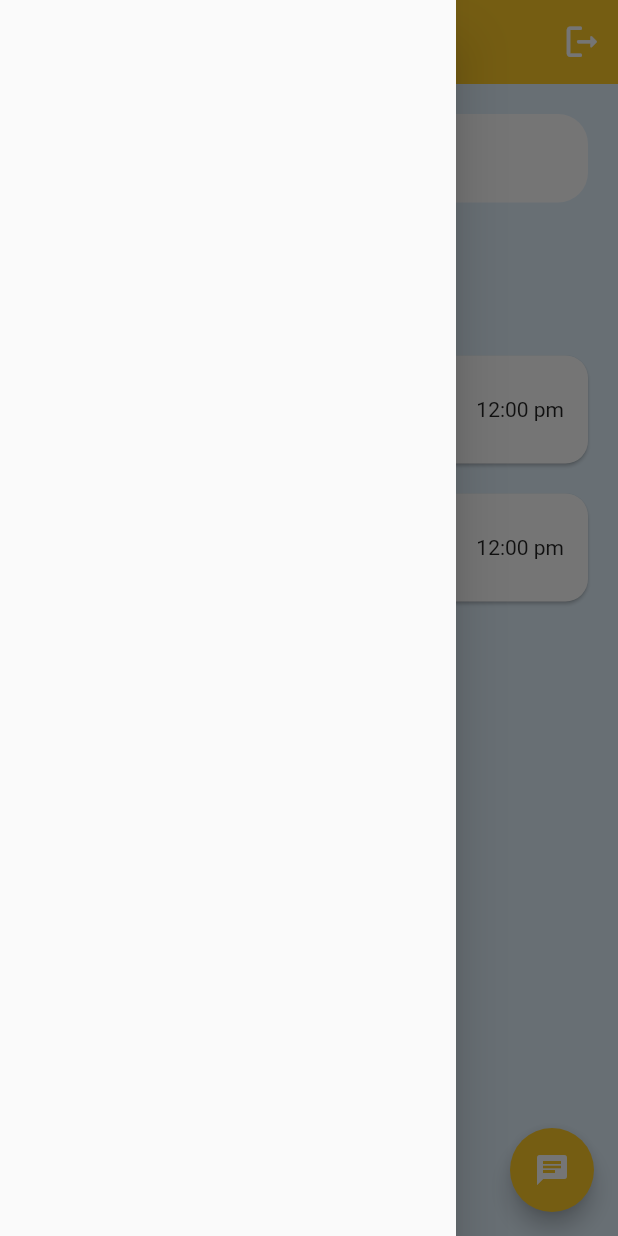
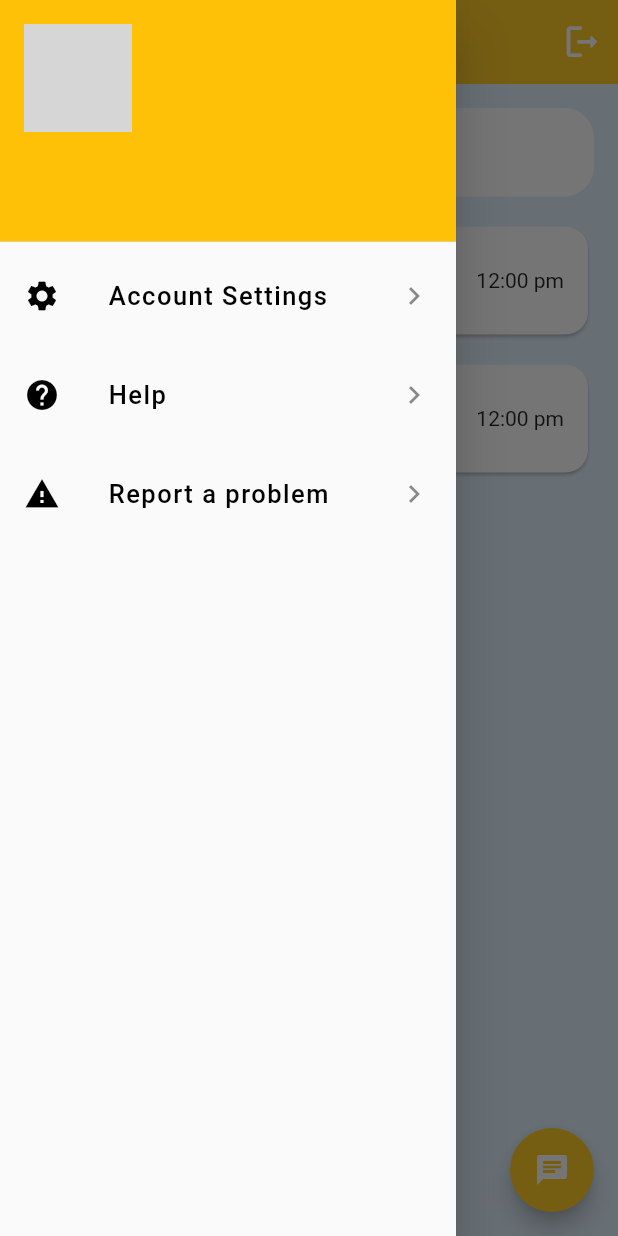
Before and after one commit to Rista10/Hello, a Flutter app: the Home screen opened directly with empty values, with the side drawer open, on a phone screen of 412 x 824 dp. Run offline on Flutter 3.47's test engine with Material 2 defaults, Android fonts, the phone set to English and light mode, and no system bars; our stand-ins replace cloud_firestore, firebase_auth, firebase_core; accounts and stored records are empty; network calls fail; grey boxes are pictures that could not be loaded.

Commit message:
navbar added

```diff
--- a/lib/main.dart
+++ b/lib/main.dart
@@ -5,8 +5,10 @@ import 'package:chat_app/screens/home.dart';
 import 'package:firebase_core/firebase_core.dart';
 import 'package:flutter/material.dart';
 import 'package:firebase_auth/firebase_auth.dart';
+import 'package:uuid/uuid.dart';
 import 'screens/login.dart';
 
+var uuid = Uuid();
 Future<void> main() async {
   WidgetsFlutterBinding.ensureInitialized();
   await Firebase.initializeApp();
@@ -15,9 +17,8 @@ Future<void> main() async {
   if (user != null) {
     UserModel? thisUserModel = await fireBaseHelper.getUserModelById(user.uid);
     runApp(MaterialApp(
-      debugShowCheckedModeBanner: false,
-      home: HelloLoggedIn(userModel: thisUserModel, firebaseUser: user)
-    ));
+        debugShowCheckedModeBanner: false,
+        home: HelloLoggedIn(userModel: thisUserModel, firebaseUser: user)));
   } else {
     runApp(MaterialApp(
       debugShowCheckedModeBanner: false,
--- a/lib/screens/home.dart
+++ b/lib/screens/home.dart
@@ -1,6 +1,7 @@
 import 'package:chat_app/authentication/authentication.dart';
 import 'package:chat_app/models/userModel.dart';
 import 'package:chat_app/screens/login.dart';
+import 'package:chat_app/screens/navBar.dart';
 import 'package:chat_app/widgets/card_widget.dart';
 import 'package:chat_app/widgets/textField.dart';
 import 'package:flutter/material.dart';
@@ -49,12 +50,12 @@ class _HomeState extends State<Home> {
               ))
         ],
       ),
-      drawer: Drawer(),
+      drawer: NavBar(userModel: widget.userModel!, user: widget.firebaseUser!),
       body: Column(
         children: [
           Padding(
-            padding: EdgeInsets.all(20),
-            child: SearchTextField(
+            padding: EdgeInsets.fromLTRB(16, 16, 16, 10),
+            child: SearchTextField(userModel: widget.userModel!,firebaseUser: widget.firebaseUser!,
                 text: 'Search messages', searchController: searchController),
           ),
           Expanded(
--- /dev/null
+++ b/lib/screens/navBar.dart
@@ -0,0 +1,76 @@
+import 'package:chat_app/models/firebaseHelper.dart';
+import 'package:firebase_auth/firebase_auth.dart';
+import 'package:flutter/material.dart';
+
+import '../models/userModel.dart';
+
+class NavBar extends StatelessWidget {
+  final UserModel userModel;
+  final User user;
+
+const NavBar({super.key, required this.userModel, required this.user});
+  @override
+  Widget build(BuildContext context) {
+
+    return Drawer(
+      child: ListView(
+        children: [
+          UserAccountsDrawerHeader(
+            decoration: BoxDecoration(
+                color: Colors.amber,
+              ),
+              accountName:Text(userModel.fullName!,
+              style: TextStyle(
+                    fontSize: 23,
+                    fontWeight: FontWeight.bold,
+                     color: Colors.white,
+                  )),
+               accountEmail: Text(userModel.email!,
+               style: TextStyle(
+                    color: Colors.white
+                  )
+               ),
+               currentAccountPicture: CircleAvatar(
+                  backgroundImage: NetworkImage(
+                      'https://i.pinimg.com/736x/59/37/5f/59375f2046d3b594d59039e8ffbf485a.jpg'),
+                  radius: 1),
+
+               ),
+
+ ListTile(
+              leading: Icon(Icons.settings, color: Colors.black),
+              title: Text('Account Settings',
+                  style: TextStyle(
+                    color: Colors.black,
+                    letterSpacing: 1,
+                    fontSize: 17,
+                  )),
+                  trailing: Icon(Icons.keyboard_arrow_right),
+            ),
+            SizedBox(height: 10),
+            ListTile(
+              leading: Icon(Icons.help, color: Colors.black),
+              title: Text('Help',
+                  style: TextStyle(
+                    color: Colors.black,
+                    letterSpacing: 1,
+                    fontSize: 17,
+                  )),
+                  trailing: Icon(Icons.keyboard_arrow_right),
+            ),
+            SizedBox(height: 10),
+            ListTile(
+              leading: Icon(Icons.report_problem, color: Colors.black),
+              title: Text('Report a problem',
+                  style: TextStyle(
+                    color: Colors.black,
+                    letterSpacing: 1,
+                    fontSize: 17,
+                  )),
+                  trailing: Icon(Icons.keyboard_arrow_right),
+            ),
+        ],
+      ),
+    );
+  }
+}
--- a/lib/widgets/textField.dart
+++ b/lib/widgets/textField.dart
@@ -1,19 +1,59 @@
+import 'package:chat_app/main.dart';
+import 'package:chat_app/models/chatRoomModel.dart';
 import 'package:chat_app/models/firebaseHelper.dart';
 import 'package:chat_app/models/userModel.dart';
+import 'package:chat_app/screens/chatRoom.dart';
 import 'package:cloud_firestore/cloud_firestore.dart';
+import 'package:firebase_auth/firebase_auth.dart';
 import 'package:flutter/material.dart';
 
 class SearchTextField extends StatefulWidget {
   final String? text;
   final TextEditingController searchController;
+  final UserModel userModel;
+  final User firebaseUser;
 
-  SearchTextField({required this.text, required this.searchController});
+  const SearchTextField(
+      {super.key,
+      this.text,
+      required this.searchController,
+      required this.userModel,
+      required this.firebaseUser});
 
   @override
   _SearchTextFieldState createState() => _SearchTextFieldState();
 }
 
 class _SearchTextFieldState extends State<SearchTextField> {
+  Future<ChatRoomModel?> getChatroomModel(UserModel targetUser) async {
+    ChatRoomModel? chatRoom;
+    QuerySnapshot snapshot = await FirebaseFirestore.instance
+        .collection('chatrooms')
+        .where('participants.${widget.userModel.uid}', isEqualTo: true)
+        .where('participants.${targetUser.uid}', isEqualTo: true)
+        .get();
+    if (snapshot.docs.length > 0) {
+      var docData = snapshot.docs[0].data();
+      ChatRoomModel existingChatRoom =
+          ChatRoomModel.fromMap(docData as Map<String, dynamic>);
+      chatRoom = existingChatRoom;
+      print('Chatroom already created');
+    } else {
+      ChatRoomModel newChatroom =
+          ChatRoomModel(chatRoomId: uuid.v1(), lastMessage: '', participants: {
+        widget.userModel.uid.toString(): true,
+        targetUser.uid.toString(): true,
+      });
+      await FirebaseFirestore.instance
+          .collection('chatrooms')
+          .doc(newChatroom.chatRoomId)
+          .set(newChatroom.toMap());
+      print('New chatroom created');
+      chatRoom = newChatroom;
+    }
+    return chatRoom;
+  }
+
   @override
   Widget build(BuildContext context) {
     return Column(
@@ -36,6 +76,8 @@ class _SearchTextFieldState extends State<SearchTextField> {
             ),
           ),
         ),
+        if (widget.searchController.text
+            .isNotEmpty) // Check if searchController text is not empty
           StreamBuilder(
             stream: FirebaseFirestore.instance
                 .collection('users')
@@ -44,86 +86,69 @@ class _SearchTextFieldState extends State<SearchTextField> {
             builder: (context, snapshot) {
               if (snapshot.connectionState == ConnectionState.active) {
                 if (snapshot.hasData) {
-                print(snapshot.data);
                   QuerySnapshot dataSnapshot = snapshot.data as QuerySnapshot;
-                print(dataSnapshot.docs);
+
                   if (dataSnapshot.docs.length > 0) {
                     Map<String, dynamic> userMap =
                         dataSnapshot.docs[0].data() as Map<String, dynamic>;
                     UserModel searchedUser = UserModel.fromMap(userMap);
-                  print(searchedUser);
-                  print(searchedUser.address);
-                  return ListTile(
+
+                    return Padding(
+                      padding: const EdgeInsets.fromLTRB(10, 16, 10, 0),
+                      child: ListTile(
+                          shape: RoundedRectangleBorder(
+                              borderRadius: BorderRadius.circular(10)),
+                          tileColor: Colors.white,
                           textColor: Colors.black,
                           title: Text(searchedUser.fullName!),
                           subtitle: Text(searchedUser.email!),
+                          leading: CircleAvatar(
+                            child: Icon(Icons.person),
+                          ),
+                          trailing: Icon(Icons.keyboard_arrow_right),
+                          onTap: () async {
+                            ChatRoomModel? chatroomModel =
+                                await getChatroomModel(searchedUser);
+                                if(chatroomModel!=null)
+                                {
+                                  Navigator.push(
+                                context,
+                                MaterialPageRoute(
+                                    builder: (context) => ChatPage(
+                                          targetUser: searchedUser,
+                                          chatRoom: chatroomModel,
+                                          userModel: widget.userModel!,
+                                          firebaseUser: widget.firebaseUser!,
+                                        )));
+                                }
+
+                          }),
                     );
                   } else {
-                  return ListTile(title: Text('No results found'));
+                    return Padding(
+                      padding: const EdgeInsets.fromLTRB(10, 16, 10, 0),
+                      child: ListTile(title: Text('No results found')),
+                    );
                   }
                 } else if (snapshot.hasError) {
-                return ListTile(title: Text('An error occurred'));
+                  return Padding(
+                    padding: const EdgeInsets.fromLTRB(10, 16, 10, 0),
+                    child: ListTile(title: Text('An error occurred')),
+                  );
+                } else {
+                  return Container();
                 }
               }
-            return Center(child: CircularProgressIndicator());
+              return Padding(
+                padding: const EdgeInsets.fromLTRB(10, 16, 10, 0),
+                child: Center(child: CircularProgressIndicator()),
+              );
             },
           ),
       ],
     );
   }
 }
-
-// searchTextField(
-//     {required String? text, required TextEditingController searchController}) {
-//   return Column(
-//     children: [
-//       TextField(
-//         controller: searchController,
-//         decoration: InputDecoration(
-//           filled: true,
-//           fillColor: Colors.white,
-//           prefixIcon: IconButton(
-//             icon: Icon(Icons.search),
-//             onPressed: () {},
-//           ),
-//           hintText: text,
-//           border: OutlineInputBorder(
-//             borderRadius: BorderRadius.circular(20),
-//             borderSide: BorderSide.none,
-//           ),
-//         ),
-//       ),
-//       StreamBuilder(
-//         stream: FirebaseFirestore.instance
-//             .collection('users')
-//             .where('email', isEqualTo: searchController.text)
-//             .snapshots(),
-//         builder: (context, snapshot) {
-//           if (snapshot.connectionState == ConnectionState.active) {
-//             if (snapshot.hasData) {
-//               QuerySnapshot dataSnapshot = snapshot.data as QuerySnapshot;
-//               if (dataSnapshot.docs.length > 0) {
-//                 Map<String, dynamic> userMap =
-//                     dataSnapshot.docs[0].data() as Map<String, dynamic>;
-//                 UserModel searchedUser = UserModel.fromMap(userMap);
-//                 return ListTile(
-//                   title: Text(searchedUser.fullName!),
-//                   subtitle: Text(searchedUser.email!),
-//                 );
-//               }
-//             } else if (snapshot.hasError) {
-//               return ListTile(title: Text('An error occured'));
-//             } else {
-//               return ListTile(title: Text('No results found'));
-//             }
-//           } else {
-//             CircularProgressIndicator();
-//           }
-//         },
-//       ),
-//     ],
-//   );
-// }
 
 messageTextField({required String? text}) {
   return Padding(
--- a/pubspec.yaml
+++ b/pubspec.yaml
@@ -39,6 +39,7 @@ dependencies:
   firebase_core: ^2.7.1
   google_sign_in: ^6.0.2
   cloud_firestore: ^4.4.4
+  uuid: ^3.0.7
 
 dev_dependencies:
   flutter_test:
```
Also changed, not shown: lib/models/chatRoomModel.dart (+9 -8 lines), lib/models/messageModel.dart (+11 -12 lines), lib/screens/chatRoom.dart (+13 -8 lines), pubspec.lock. Lines whose indentation alone changed are shown as unchanged.
